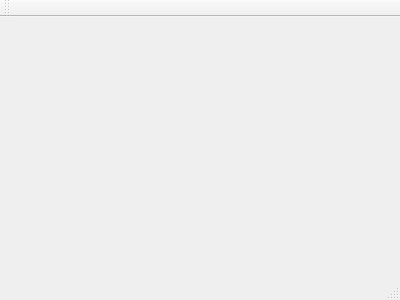
Before: the Qt Designer form mainwindow.ui in jatson/fordprog_beadando, drawn with Qt 5.
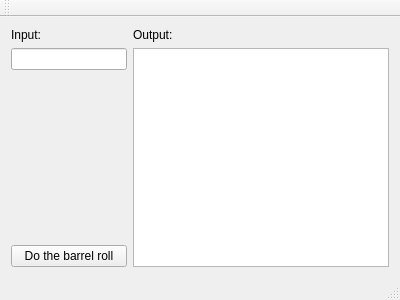
After: the same form once the commit is applied.

What changed in the file:
```diff
--- a/mainwindow.ui
+++ b/mainwindow.ui
@@ -12,13 +12,87 @@
   <property name="windowTitle" >
    <string>MainWindow</string>
   </property>
-  <widget class="QMenuBar" name="menuBar" />
-  <widget class="QToolBar" name="mainToolBar" />
-  <widget class="QWidget" name="centralWidget" />
-  <widget class="QStatusBar" name="statusBar" />
+  <widget class="QWidget" name="centralWidget">
+   <layout class="QVBoxLayout" name="verticalLayout_4">
+    <item>
+     <layout class="QHBoxLayout" name="horizontalLayout">
+      <item>
+       <layout class="QVBoxLayout" name="verticalLayout_2">
+        <item>
+         <layout class="QVBoxLayout" name="verticalLayout">
+          <item>
+           <widget class="QLabel" name="inputLabel">
+            <property name="text">
+             <string>Input:</string>
+            </property>
+           </widget>
+          </item>
+          <item>
+           <widget class="QLineEdit" name="inputLineEdit"/>
+          </item>
+          <item>
+           <spacer name="verticalSpacer">
+            <property name="orientation">
+             <enum>Qt::Vertical</enum>
+            </property>
+            <property name="sizeHint" stdset="0">
+             <size>
+              <width>20</width>
+              <height>40</height>
+             </size>
+            </property>
+           </spacer>
+          </item>
+         </layout>
+        </item>
+        <item>
+         <widget class="QPushButton" name="pushButton">
+          <property name="text">
+           <string>Do the barrel roll</string>
+          </property>
+         </widget>
+        </item>
+       </layout>
+      </item>
+      <item>
+       <layout class="QVBoxLayout" name="verticalLayout_3">
+        <item>
+         <widget class="QLabel" name="outputLabel">
+          <property name="text">
+           <string>Output:</string>
+          </property>
+         </widget>
+        </item>
+        <item>
+         <widget class="QTextEdit" name="outputTextEdit"/>
+        </item>
+       </layout>
+      </item>
+     </layout>
+    </item>
+   </layout>
+  </widget>
+  <widget class="QMenuBar" name="menuBar">
+   <property name="geometry">
+    <rect>
+     <x>0</x>
+     <y>0</y>
+     <width>400</width>
+     <height>30</height>
+    </rect>
+   </property>
+  </widget>
+  <widget class="QToolBar" name="mainToolBar">
+   <attribute name="toolBarArea">
+    <enum>TopToolBarArea</enum>
+   </attribute>
+   <attribute name="toolBarBreak">
+    <bool>false</bool>
+   </attribute>
+  </widget>
+  <widget class="QStatusBar" name="statusBar"/>
  </widget>
- <layoutDefault spacing="6" margin="11" />
- <pixmapfunction></pixmapfunction>
+ <layoutdefault spacing="6" margin="11"/>
  <resources/>
  <connections/>
 </ui>
```
Left out of the diff: 7 changed lines with no effect on the pictures.
